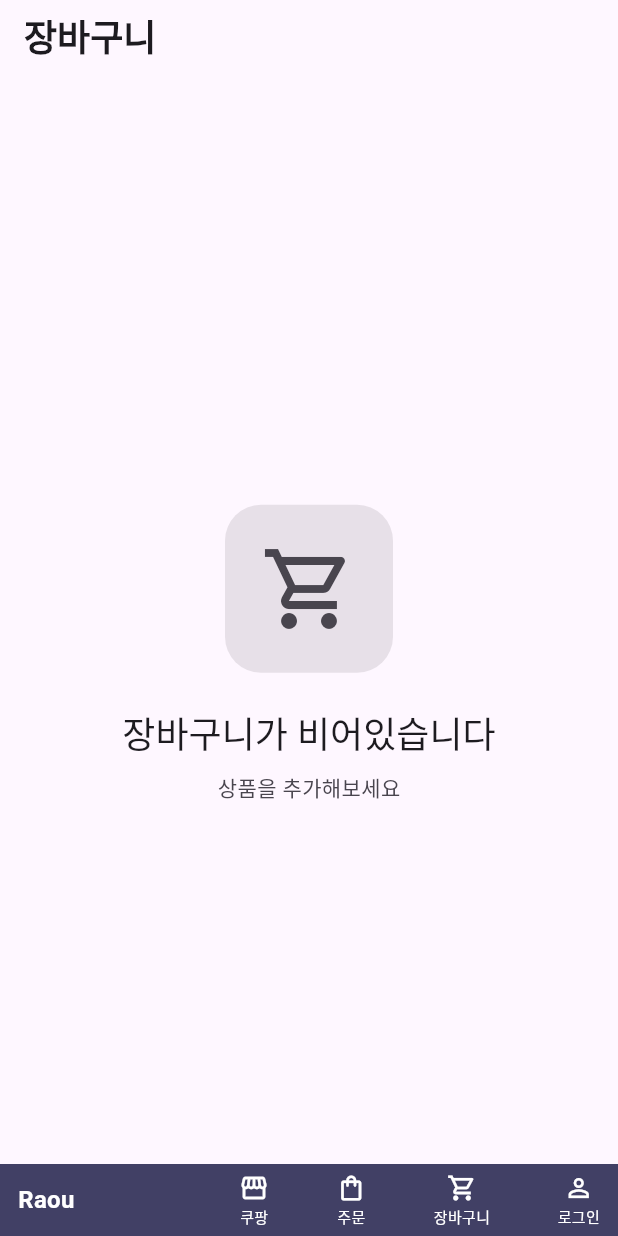
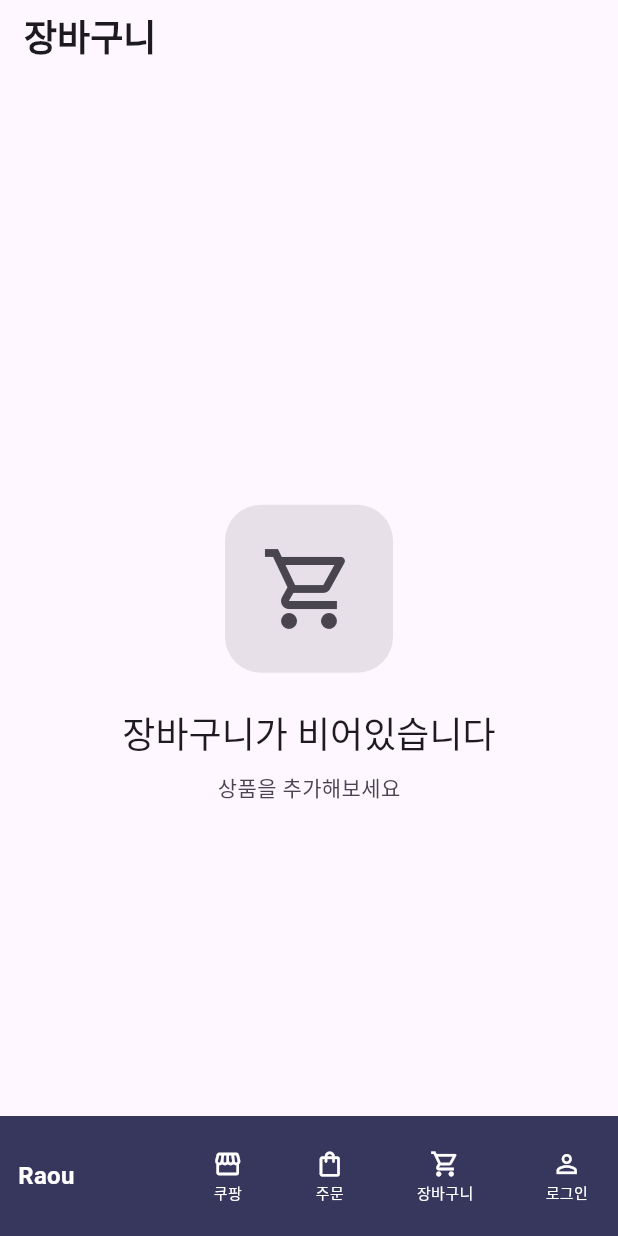
Before and after one commit to syrikx/raou_claude, a Flutter app: the CartPage screen opened directly, on a phone screen of 412 x 824 dp. Run offline on Flutter 3.47's test engine with Material 3 defaults, Android fonts, the phone set to English and light mode, and no system bars; our stand-ins replace firebase_auth, firebase_core, google_sign_in, shared_preferences, sign_in_with_apple, webview_flutter; missing offline and left inert: dart:html; accounts and stored records are empty; network calls fail.

Commit message:
fix: 네비게이션 바 터치 인식 개선
- RaouNavigationBar에 명시적 높이 설정 (80px)
- HitTestBehavior.opaque 추가로 터치 영역 명확화
- 모든 버튼에 패딩 추가로 터치 타겟 크기 증가
- 불투명도 0.9 → 0.95로 증가하여 WebView 오버레이 강화
- WebView 위의 네비게이션 바 터치 충돌 문제 해결

🤖 Generated with [Claude Code](https://claude.ai/code)

Co-Authored-By: Claude <noreply@anthropic.com>

```diff
--- a/lib/views/home/home_page.dart
+++ b/lib/views/home/home_page.dart
@@ -410,9 +410,13 @@ class _MyHomePageState extends State<MyHomePage> {
         child: Scaffold(
           body: Stack(
             children: [
+              // WebView는 전체 영역 사용 (쿠팡 주문 버튼을 가리기 위해)
               Positioned.fill(child: WebViewWidget(controller: controller)),
-              Align(
-                alignment: Alignment.bottomCenter,
+              // 네비게이션 바가 WebView를 덮도록 배치
+              Positioned(
+                left: 0,
+                right: 0,
+                bottom: 0,
                 child: Consumer<CartViewModel>(
                   builder: (context, cartViewModel, child) {
                     return RaouNavigationBar(
--- a/lib/widgets/raou_navigation_bar.dart
+++ b/lib/widgets/raou_navigation_bar.dart
@@ -28,7 +28,8 @@ class RaouNavigationBar extends StatelessWidget {
         final user = authViewModel.currentUser;
 
         return Container(
-          color: const Color(0xFF2C2C54).withOpacity(0.9),
+          height: 80, // 명시적인 높이 설정
+          color: const Color(0xFF2C2C54).withOpacity(0.95), // 불투명도 증가
           padding: const EdgeInsets.symmetric(horizontal: 12, vertical: 6),
           child: Row(
             mainAxisAlignment: MainAxisAlignment.spaceBetween,
@@ -40,12 +41,33 @@ class RaouNavigationBar extends StatelessWidget {
               _cartIconWithBadge(onCartPressed, cartItemCount),
               GestureDetector(
                 onTap: onProfilePressed,
+                behavior: HitTestBehavior.opaque, // 터치 영역을 명확히 정의
+                child: Container(
+                  padding: const EdgeInsets.symmetric(horizontal: 8, vertical: 4),
                   child: user != null && user.profileImageUrl != null
                     ? CircleAvatar(
                         radius: 14,
                         backgroundImage: NetworkImage(user.profileImageUrl!),
                       )
-                  : _navItem(Icons.person_outline, '로그인', onProfilePressed),
+                    : Column(
+                        mainAxisSize: MainAxisSize.min,
+                        children: [
+                          const Icon(
+                            Icons.person_outline,
+                            color: Colors.white,
+                            size: 20,
+                          ),
+                          const SizedBox(height: 2),
+                          const Text(
+                            '로그인',
+                            style: TextStyle(
+                              color: Colors.white,
+                              fontSize: 10,
+                            ),
+                          ),
+                        ],
+                      ),
+                ),
               ),
             ],
           ),
@@ -71,6 +93,9 @@ class RaouNavigationBar extends StatelessWidget {
   Widget _navItem(IconData icon, String label, void Function() onPressed) {
     return GestureDetector(
       onTap: onPressed,
+      behavior: HitTestBehavior.opaque, // 터치 영역을 명확히 정의
+      child: Container(
+        padding: const EdgeInsets.symmetric(horizontal: 8, vertical: 4),
         child: Column(
           mainAxisSize: MainAxisSize.min,
           children: [
@@ -89,12 +114,16 @@ class RaouNavigationBar extends StatelessWidget {
             ),
           ],
         ),
+      ),
     );
   }
 
   Widget _cartIconWithBadge(void Function() onPressed, int itemCount) {
     return GestureDetector(
       onTap: onPressed,
+      behavior: HitTestBehavior.opaque, // 터치 영역을 명확히 정의
+      child: Container(
+        padding: const EdgeInsets.symmetric(horizontal: 8, vertical: 4),
         child: Stack(
           clipBehavior: Clip.none,
           children: [
@@ -142,6 +171,7 @@ class RaouNavigationBar extends StatelessWidget {
               ),
           ],
         ),
+      ),
     );
   }
 }
```
Lines whose indentation alone changed are shown as unchanged.
